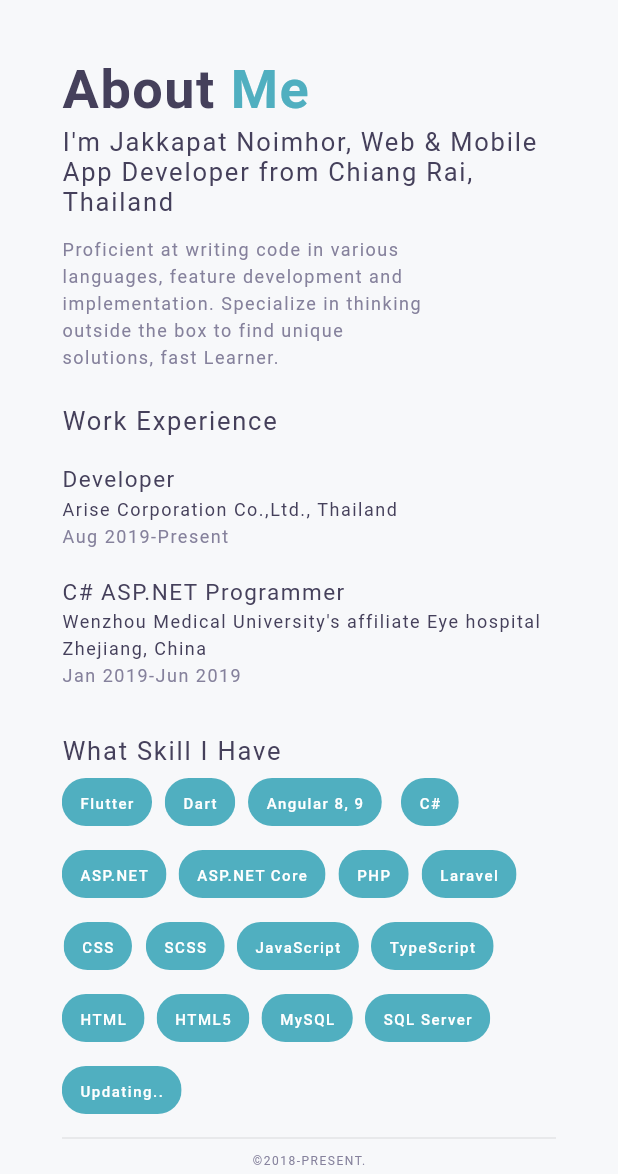
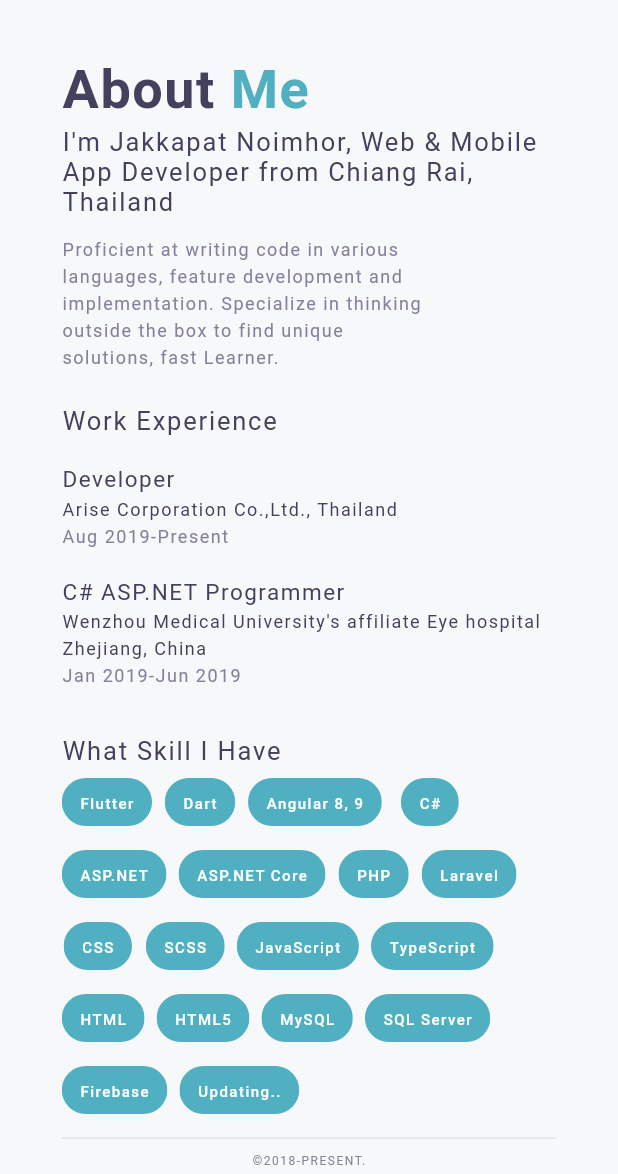
Before and after one commit to MangoStick/portfolio, a Flutter app: the screen it shows after launch, on a phone screen of 412 x 824 dp, the part 62-1236 px from its top. Run offline on Flutter 3.47's test engine with Material 2 defaults, Android fonts, the phone set to English and light mode, and no system bars; our stand-ins replace font_awesome_flutter; missing offline and left inert: dart:html; Roboto replaces fonts that are missing (NexaBold, NexaLight, ProductSans).

Commit message:
Update home.dart

```diff
--- a/lib/ui/home.dart
+++ b/lib/ui/home.dart
@@ -304,6 +304,7 @@ class HomePage extends StatelessWidget {
     'HTML5',
     'MySQL',
     'SQL Server',
+    'Firebase',
     'Updating..'
   ];
 
```
